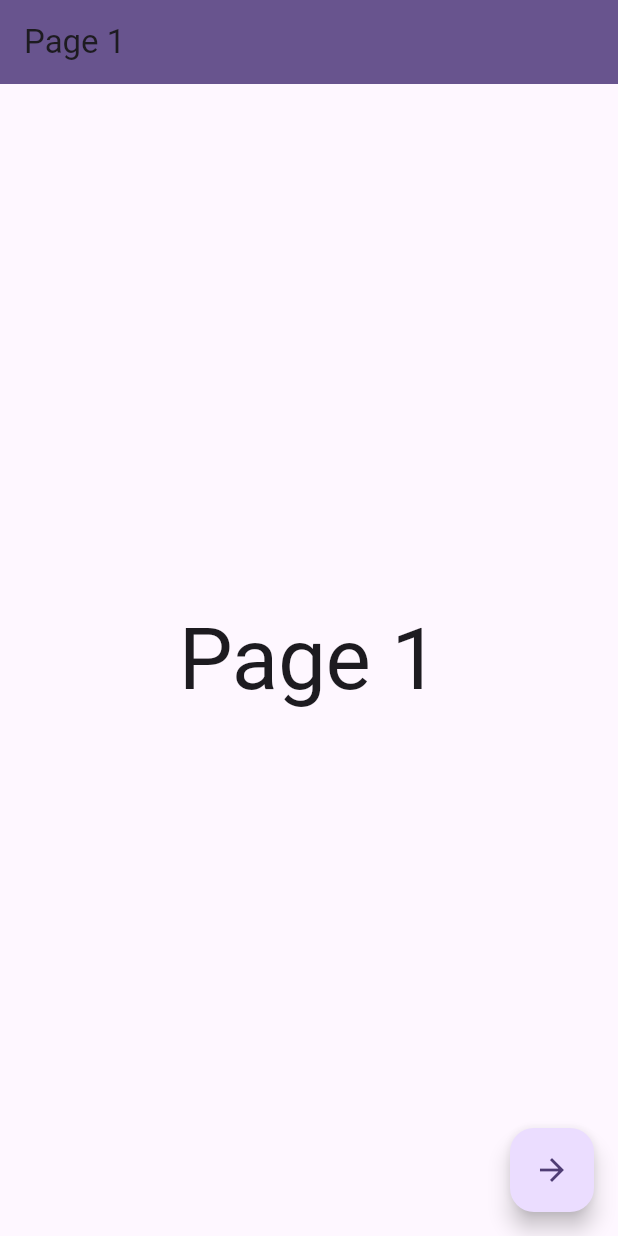
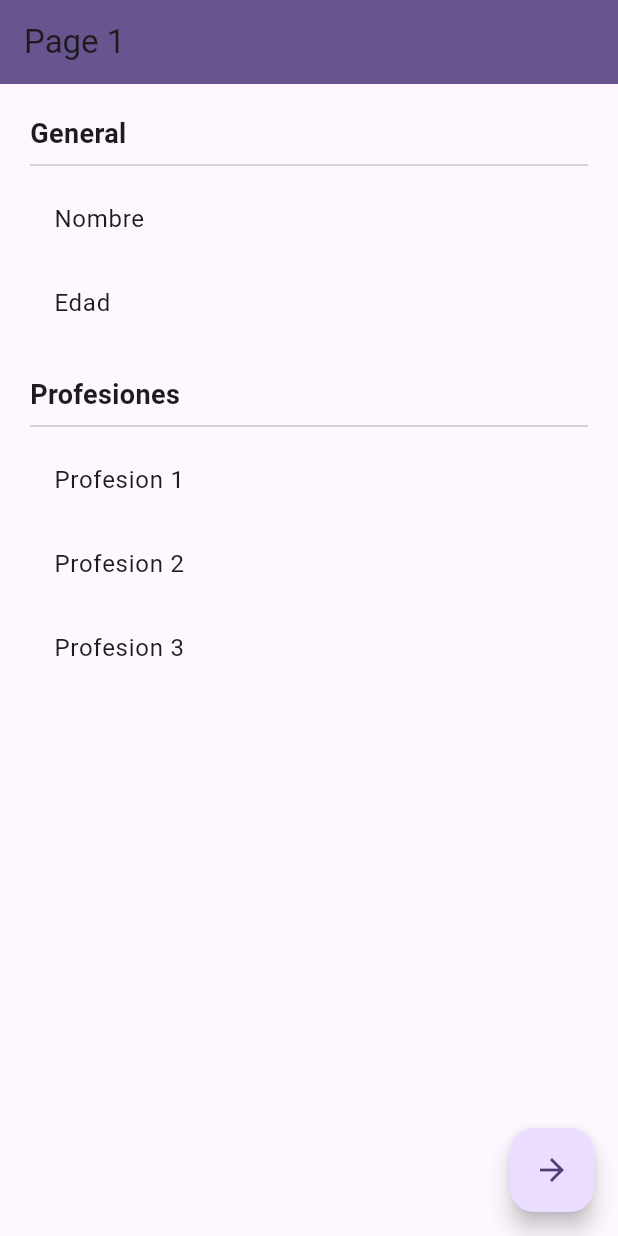
Before and after one commit to juanfranciscocis/Flutter_State_Manager, a Flutter app: the screen it shows after launch, on a phone screen of 412 x 824 dp. Run offline on Flutter 3.47's test engine with Material 2 defaults, Android fonts, the light colour scheme and no system bars.

Commit message:
PAGE 1 DESIGN FINISHED

```diff
--- a/singleton_state_manager/lib/pages/page1.dart
+++ b/singleton_state_manager/lib/pages/page1.dart
@@ -10,16 +10,53 @@ class Page1 extends StatelessWidget {
         title: const Text('Page 1'),
         backgroundColor: Theme.of(context).colorScheme.primary,
       ),
-      body: Center(
-      child: Text(
-        'Page 1',
-        style: Theme.of(context).textTheme.headline1,
+      body: InformacionUsuario(),
+      floatingActionButton: FloatingActionButton(
+        onPressed: () => Navigator.pushNamed(context, '/pagina2'),
+        child: const Icon(Icons.arrow_forward),
       ),
-    ),
-    floatingActionButton: FloatingActionButton(
-      onPressed: () => Navigator.pushNamed(context, '/pagina2'),
-      child: const Icon(Icons.arrow_forward),
-    ),
     );
   }
 }
+
+class InformacionUsuario extends StatelessWidget {
+  const InformacionUsuario({
+    super.key,
+  });
+
+  @override
+  Widget build(BuildContext context) {
+    return Container(
+      height: double.infinity,
+      width: double.infinity,
+      padding: EdgeInsets.all(20),
+      child: Column(
+        crossAxisAlignment: CrossAxisAlignment.start,
+        children: [
+          Text('General',style: TextStyle(fontSize: 18, fontWeight: FontWeight.bold),),
+          Divider(),
+          ListTile(
+            title: Text('Nombre'),
+          ),
+          ListTile(
+            title: Text('Edad'),
+          ),
+          const SizedBox(height: 20),
+
+          Text('Profesiones',style: TextStyle(fontSize: 18, fontWeight: FontWeight.bold),),
+          Divider(),
+          ListTile(
+            title: Text('Profesion 1'),
+          ),
+          ListTile(
+            title: Text('Profesion 2'),
+          ),
+          ListTile(
+            title: Text('Profesion 3'),
+          ),
+        ],
+      ),
+
+    );
+  }
+}
```
